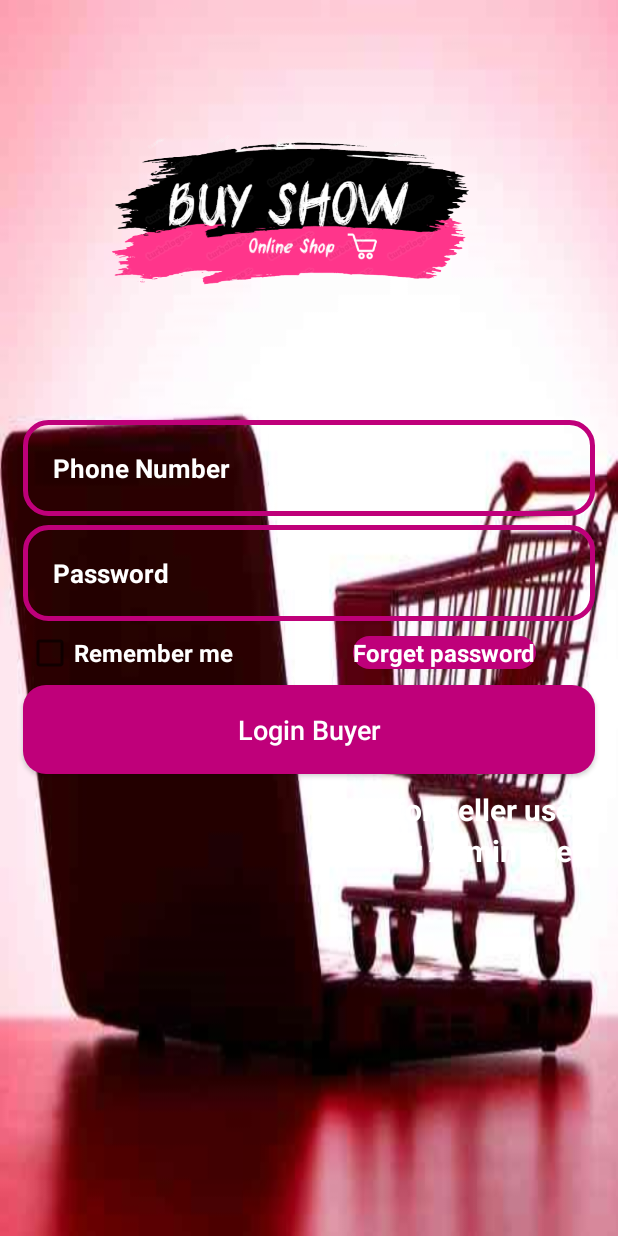
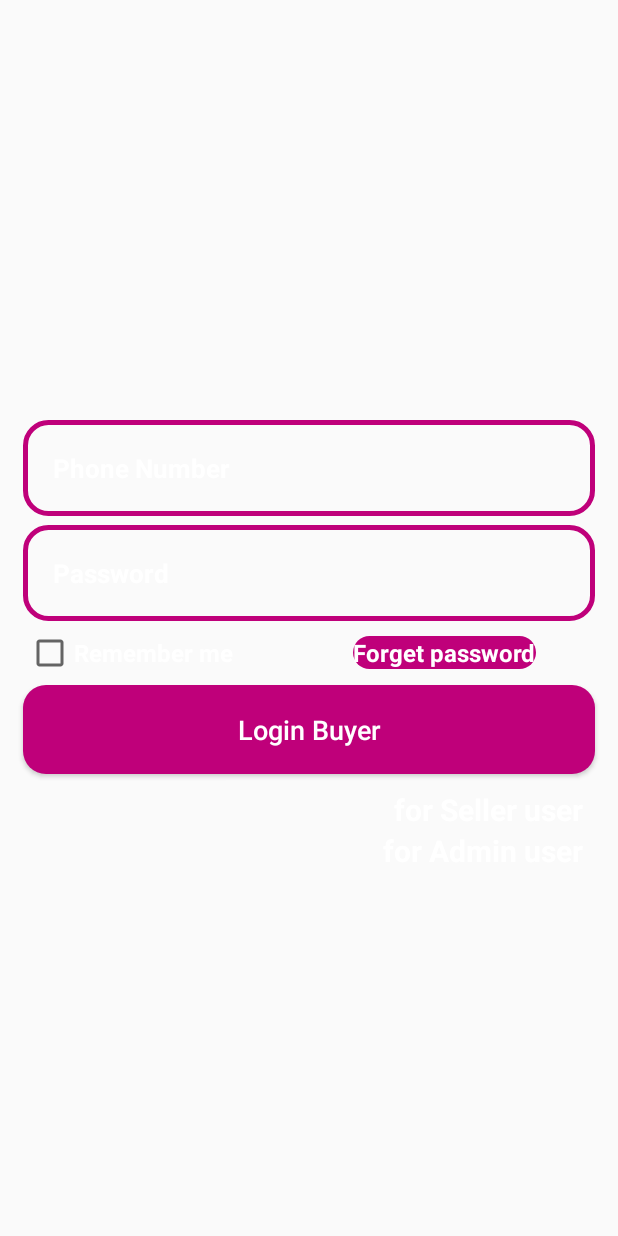
Before and after one commit to georgekouzi/buyShowApp, an Android app: the LoginActivity screen opened directly, with no data from a screen before it, on a phone screen of 412 x 824 dp. Run offline under Robolectric (Android 15) with nearby library versions, the phone set to English and light mode, and no system bars; our stand-ins replace Firebase (no records; nobody signed in at launch, a user with empty details on screens opened directly); plain views replace CheckBox.

Commit message:
change color

```diff
--- a/app/src/main/res/layout/activity_login.xml
+++ b/app/src/main/res/layout/activity_login.xml
@@ -5,7 +5,6 @@
     xmlns:tools="http://schemas.android.com/tools"
     android:layout_width="match_parent"
     android:layout_height="match_parent"
-    android:background="@drawable/login_image"
     tools:context=".LoginActivity">
 
     <ImageView
@@ -15,8 +14,7 @@
         android:layout_alignParentStart="true"
         android:layout_centerHorizontal="true"
         android:layout_marginStart="43dp"
-        android:layout_marginTop="90dp"
-        android:src="@drawable/best_logo" />
+        android:layout_marginTop="90dp" />
 
     <EditText
         android:id="@+id/login_phone_number_input"
--- a/app/src/main/res/layout/activity_main.xml
+++ b/app/src/main/res/layout/activity_main.xml
@@ -13,7 +13,7 @@
         android:layout_height="100dp"
         android:layout_centerHorizontal="true"
         android:layout_marginTop="60dp"
-        android:src="@drawable/best_logo" />
+       />
 
     <TextView
         android:id="@+id/app_slogan"
--- a/app/src/main/res/layout/activity_rgister.xml
+++ b/app/src/main/res/layout/activity_rgister.xml
@@ -104,10 +104,4 @@
 
 
 
-
-
-
-
-
-
 </RelativeLayout>
```
Also changed, not shown: gradle/wrapper/gradle-wrapper.properties, 1 other file.
